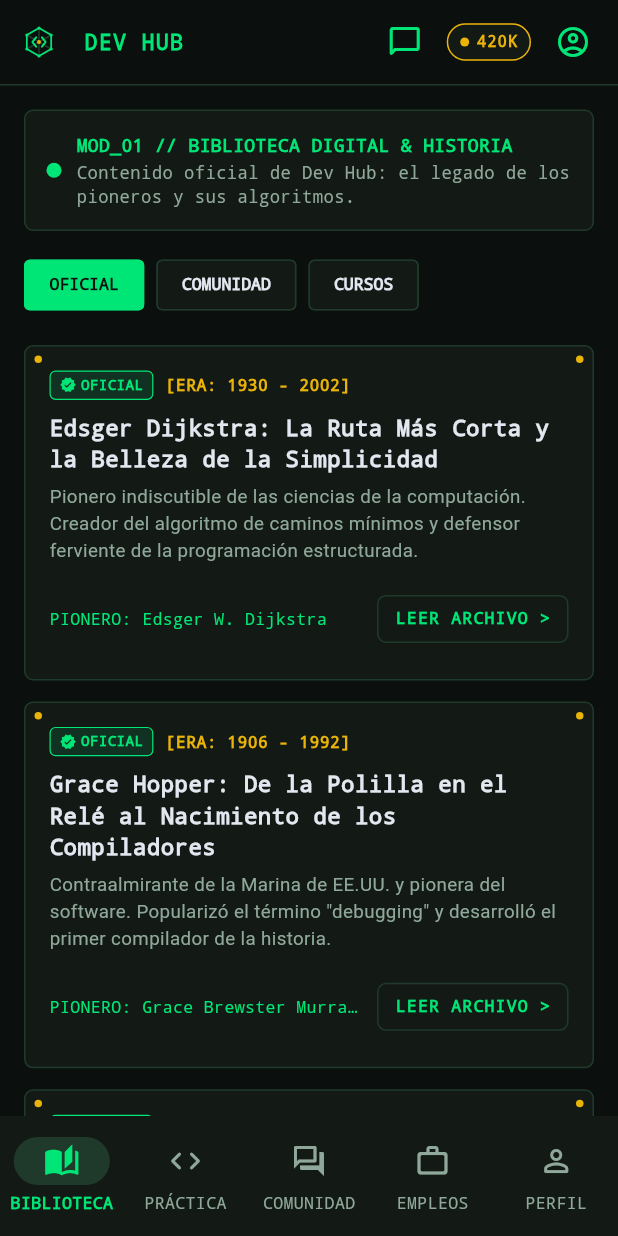
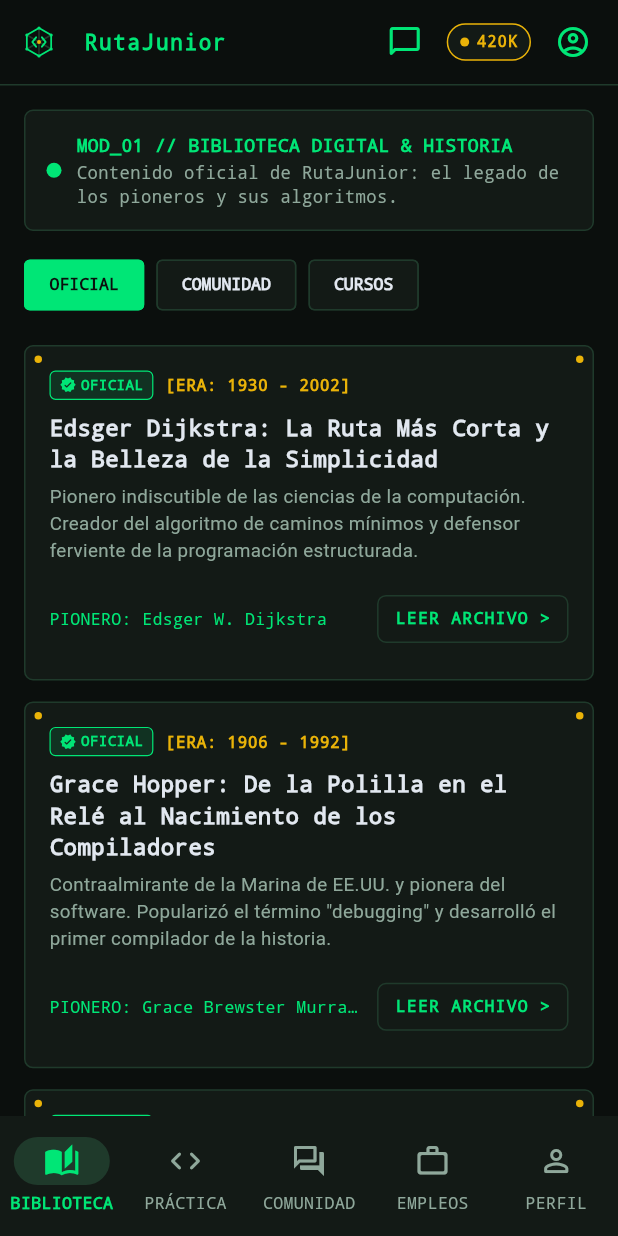
Before and after one commit to kunarsito/Hackaton-GDG-2026-Larpers-Ich, a Flutter app: the MainLayout screen opened directly, on a phone screen of 412 x 824 dp. Run offline on Flutter 3.47's test engine with Material 3 defaults, Android fonts, the phone set to English and light mode, and no system bars; our stand-ins replace file_picker, shared_preferences; accounts and stored records are empty; network calls fail.

Commit message:
Renombrar la app a RutaJunior en el front
Nombre visible en Android (launcher), web (título, PWA), AppBar, login,
Biblioteca y etiqueta de accesibilidad del logo. Replicado en app-mobile.
Los identificadores internos (paquete faro_dev_app, applicationId, clases)
no cambian para no romper imports, tests ni la app ya instalada.

Co-Authored-By: Claude Opus 5.5 <noreply@anthropic.com>

```diff
--- a/app-mobile/lib/main.dart
+++ b/app-mobile/lib/main.dart
@@ -15,7 +15,7 @@ class FaroDevCampusApp extends StatelessWidget {
   @override
   Widget build(BuildContext context) {
     return MaterialApp(
-      title: 'Dev Hub',
+      title: 'RutaJunior',
       debugShowCheckedModeBanner: false,
       theme: AppTheme.theme,
       home: const AuthGate(),
--- a/app-mobile/lib/screens/library_screen.dart
+++ b/app-mobile/lib/screens/library_screen.dart
@@ -66,7 +66,7 @@ class _LibraryScreenState extends State<LibraryScreen> {
           ModuleHeader(
             title: 'MOD_01 // BIBLIOTECA DIGITAL & HISTORIA',
             subtitle: _tab == 'official'
-                ? 'Contenido oficial de Dev Hub: el legado de los pioneros y sus algoritmos.'
+                ? 'Contenido oficial de RutaJunior: el legado de los pioneros y sus algoritmos.'
                 : _tab == 'community'
                     ? 'Artículos escritos por la comunidad. Lo mejor votado aparece arriba.'
                     : 'Cursos oficiales y de creadores: lecturas y retos en orden.',
--- a/app-mobile/lib/screens/login_screen.dart
+++ b/app-mobile/lib/screens/login_screen.dart
@@ -94,7 +94,7 @@ class _LoginScreenState extends State<LoginScreen> {
       // Si al abrir no se encontró el backend (p. ej. se inició después), se busca de nuevo.
       if (_api.connectedServer == null) await _api.discoverServer();
       if (_api.connectedServer == null) {
-        throw const AuthException('No se encontró el backend de Dev Hub.', offline: true);
+        throw const AuthException('No se encontró el backend de RutaJunior.', offline: true);
       }
       if (_isRegister) {
         await _api.register(
@@ -183,7 +183,7 @@ class _LoginScreenState extends State<LoginScreen> {
                         const Center(child: DevHubLogo(size: 72, withBackground: true)),
                         const SizedBox(height: 12),
                         const Text(
-                          'DEV HUB',
+                          'RutaJunior',
                           textAlign: TextAlign.center,
                           style: TextStyle(
                             fontFamily: AppTheme.monoFont,
--- a/app-mobile/lib/screens/main_layout.dart
+++ b/app-mobile/lib/screens/main_layout.dart
@@ -170,12 +170,12 @@ class _MainLayoutState extends State<MainLayout> {
                 return Row(
                   mainAxisSize: MainAxisSize.min,
                   children: [
-                    Flexible(
+                    const Flexible(
                       child: Text(
-                        isCompact ? 'DEV HUB' : 'DEV HUB // CAMPUS',
+                        'RutaJunior',
                         overflow: TextOverflow.ellipsis,
                         maxLines: 1,
-                        style: const TextStyle(
+                        style: TextStyle(
                           fontFamily: AppTheme.monoFont,
                           fontWeight: FontWeight.bold,
                           fontSize: 14,
--- a/app-mobile/lib/widgets/dev_hub_logo.dart
+++ b/app-mobile/lib/widgets/dev_hub_logo.dart
@@ -17,7 +17,7 @@ class DevHubLogo extends StatelessWidget {
   @override
   Widget build(BuildContext context) {
     return Semantics(
-      label: 'Logo de Dev Hub',
+      label: 'Logo de RutaJunior',
       image: true,
       child: CustomPaint(
         size: Size.square(size),
--- a/app/lib/main.dart
+++ b/app/lib/main.dart
@@ -15,7 +15,7 @@ class FaroDevCampusApp extends StatelessWidget {
   @override
   Widget build(BuildContext context) {
     return MaterialApp(
-      title: 'Dev Hub',
+      title: 'RutaJunior',
       debugShowCheckedModeBanner: false,
       theme: AppTheme.theme,
       home: const AuthGate(),
--- a/app/lib/screens/library_screen.dart
+++ b/app/lib/screens/library_screen.dart
@@ -66,7 +66,7 @@ class _LibraryScreenState extends State<LibraryScreen> {
           ModuleHeader(
             title: 'MOD_01 // BIBLIOTECA DIGITAL & HISTORIA',
             subtitle: _tab == 'official'
-                ? 'Contenido oficial de Dev Hub: el legado de los pioneros y sus algoritmos.'
+                ? 'Contenido oficial de RutaJunior: el legado de los pioneros y sus algoritmos.'
                 : _tab == 'community'
                     ? 'Artículos escritos por la comunidad. Lo mejor votado aparece arriba.'
                     : 'Cursos oficiales y de creadores: lecturas y retos en orden.',
--- a/app/lib/screens/login_screen.dart
+++ b/app/lib/screens/login_screen.dart
@@ -94,7 +94,7 @@ class _LoginScreenState extends State<LoginScreen> {
       // Si al abrir no se encontró el backend (p. ej. se inició después), se busca de nuevo.
       if (_api.connectedServer == null) await _api.discoverServer();
       if (_api.connectedServer == null) {
-        throw const AuthException('No se encontró el backend de Dev Hub.', offline: true);
+        throw const AuthException('No se encontró el backend de RutaJunior.', offline: true);
       }
       if (_isRegister) {
         await _api.register(
@@ -183,7 +183,7 @@ class _LoginScreenState extends State<LoginScreen> {
                         const Center(child: DevHubLogo(size: 72, withBackground: true)),
                         const SizedBox(height: 12),
                         const Text(
-                          'DEV HUB',
+                          'RutaJunior',
                           textAlign: TextAlign.center,
                           style: TextStyle(
                             fontFamily: AppTheme.monoFont,
--- a/app/lib/screens/main_layout.dart
+++ b/app/lib/screens/main_layout.dart
@@ -170,12 +170,12 @@ class _MainLayoutState extends State<MainLayout> {
                 return Row(
                   mainAxisSize: MainAxisSize.min,
                   children: [
-                    Flexible(
+                    const Flexible(
                       child: Text(
-                        isCompact ? 'DEV HUB' : 'DEV HUB // CAMPUS',
+                        'RutaJunior',
                         overflow: TextOverflow.ellipsis,
                         maxLines: 1,
-                        style: const TextStyle(
+                        style: TextStyle(
                           fontFamily: AppTheme.monoFont,
                           fontWeight: FontWeight.bold,
                           fontSize: 14,
--- a/app/lib/widgets/dev_hub_logo.dart
+++ b/app/lib/widgets/dev_hub_logo.dart
@@ -17,7 +17,7 @@ class DevHubLogo extends StatelessWidget {
   @override
   Widget build(BuildContext context) {
     return Semantics(
-      label: 'Logo de Dev Hub',
+      label: 'Logo de RutaJunior',
       image: true,
       child: CustomPaint(
         size: Size.square(size),
```
Also changed, not shown: 6 other files.
